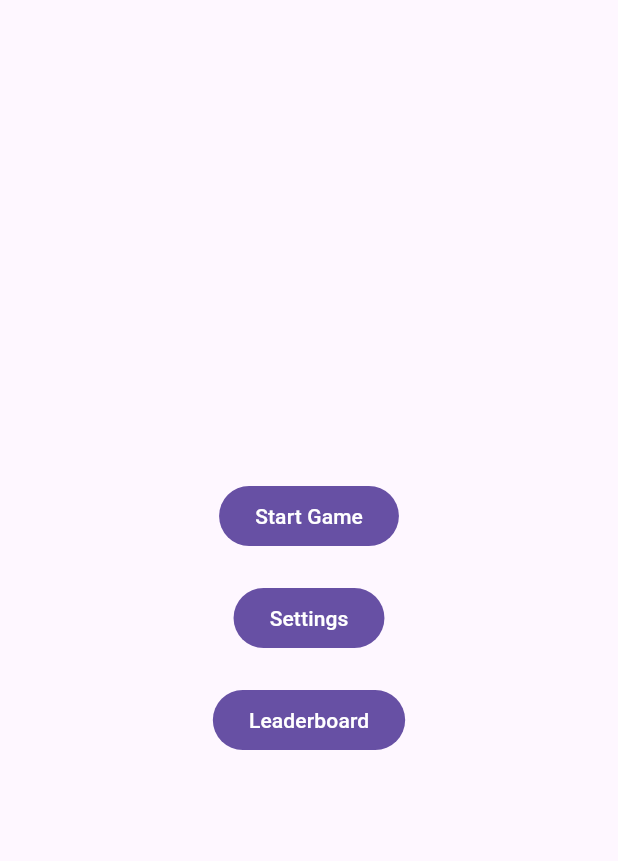
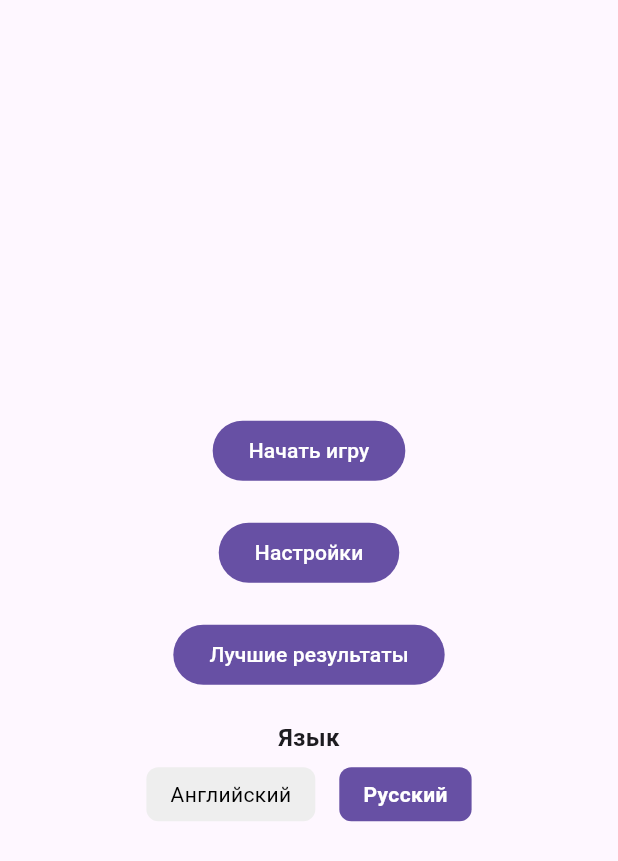
Before and after one commit to NikitaFilippovAleks/tetris_flutter, a Flutter app: the screen it shows after launch, on a phone screen of 412 x 824 dp. Shown: the top 861 px of the screen. Run offline on Flutter 3.47's test engine with Material 3 defaults, Android fonts, the phone set to English and light mode, and no system bars; our stand-ins replace drift, drift_flutter, shared_preferences; accounts and stored records are empty; generated files the repository leaves out were written again.

Commit message:
Локализация

````diff
--- /dev/null
+++ b/devtools_options.yaml
@@ -0,0 +1,3 @@
+description: This file stores settings for Dart & Flutter DevTools.
+documentation: https://docs.flutter.dev/tools/devtools/extensions#configure-extension-enablement-states
+extensions:
--- /dev/null
+++ b/l10n.yaml
@@ -0,0 +1,6 @@
+arb-dir: lib/l10n
+template-arb-file: app_en.arb
+output-dir: lib/l10n/gen
+output-localization-file: app_localizations.dart
+nullable-getter: false
+synthetic-package: false
--- a/lib/app/di/depends.dart
+++ b/lib/app/di/depends.dart
@@ -1,6 +1,7 @@
 import 'package:tetris_flutter/app/db/database.dart';
 import 'package:tetris_flutter/app/http/base_http_client.dart';
 import 'package:tetris_flutter/app/http/i_http_client.dart';
+import 'package:tetris_flutter/app/storage/storage_service.dart';
 import 'package:tetris_flutter/features/leaderboard/data/local/leaderboard_local_repo.dart';
 import 'package:tetris_flutter/features/user/data/local/user_local_repo.dart';
 
@@ -33,6 +34,8 @@
     _httpClient = BaseHttpClient();
     // Инициализируем сервис для работы с локальным хранилищем
     db = AppDatabase();
+    storageService = StorageService();
+    await storageService.init();
 
     // Инициализируем репозиторий таблицы лидеров
     leaderRepository = LeaderboardRepository(
@@ -54,6 +57,7 @@
   }
 
   late final AppDatabase db;
+  late final StorageService storageService;
 
   /// Интерфейс HTTP клиента
   late final IHttpClient _httpClient;
--- a/lib/features/main_menu/main_menu_screen.dart
+++ b/lib/features/main_menu/main_menu_screen.dart
@@ -1,11 +1,15 @@
 import 'package:flutter/material.dart';
 import 'package:tetris_flutter/app/game_router.dart';
+import 'package:tetris_flutter/l10n/gen/app_localizations.dart';
+import 'package:tetris_flutter/main.dart';
 
 class MainMenuScreen extends StatelessWidget {
   const MainMenuScreen({super.key});
 
   @override
   Widget build(BuildContext context) {
+    final l10n = AppLocalizations.of(context);
+
     return Scaffold(
       body: Center(
         child: Column(
@@ -16,23 +20,108 @@
               onPressed: () {
                 Navigator.pushNamed(context, GameRouter.userRoute);
               },
-              child: const Text('Start Game'),
+              child: Text(l10n.startGame),
             ),
             FilledButton(
               onPressed: () {
                 Navigator.pushNamed(context, GameRouter.settingsRoute);
               },
-              child: const Text('Settings'),
+              child: Text(l10n.settings),
             ),
             FilledButton(
               onPressed: () {
                 Navigator.pushNamed(context, GameRouter.leaderboardRoute);
               },
-              child: const Text('Leaderboard'),
+              child: Text(l10n.bestResults),
             ),
+            _buildLanguageSwitcher(context),
           ],
         ),
       ),
     );
   }
+
+  Widget _buildLanguageSwitcher(BuildContext context) {
+    final l10n = AppLocalizations.of(context);
+    final currentLocale = Localizations.localeOf(context).languageCode;
+
+    return Column(
+      children: [
+        Text(
+          l10n.language,
+          style: const TextStyle(
+            fontWeight: FontWeight.bold,
+            fontSize: 16,
+          ),
+        ),
+        const SizedBox(height: 8),
+        Row(
+          mainAxisSize: MainAxisSize.min,
+          children: [
+            // Английский язык
+            _buildLanguageOption(
+              context: context,
+              languageCode: 'en',
+              languageName: l10n.english,
+              isSelected: currentLocale == 'en',
+            ),
+            const SizedBox(width: 16),
+            // Русский язык
+            _buildLanguageOption(
+              context: context,
+              languageCode: 'ru',
+              languageName: l10n.russian,
+              isSelected: currentLocale == 'ru',
+            ),
+          ],
+        ),
+      ],
+    );
+  }
+
+  /// Метод принимает на вход строковый код языка,
+  /// его имя и признак того,является ли язык выбранным.
+  /// Если язык выбран, то он будет отображаться жирным шрифтом,
+  /// а если нет - обычным
+  ///
+  /// При нажатии на кнопку с языком будет вызван метод
+  /// [MyAppState.setLocale] для изменения языка
+  Widget _buildLanguageOption({
+    required BuildContext context,
+    required String languageCode,
+    required String languageName,
+    required bool isSelected,
+  }) {
+    return GestureDetector(
+      onTap: () {
+        // Ищем ближайший к текущему контексту экземпляр класса
+        // [MyAppState] и вызываем у него метод [setLocale],
+        // чтобы изменить язык.
+        final state = context.findAncestorStateOfType<MyAppState>();
+        if (state != null) {
+          state.setLocale(Locale(languageCode));
+        }
+      },
+      child: Container(
+        padding: const EdgeInsets.symmetric(horizontal: 16, vertical: 8),
+        decoration: BoxDecoration(
+          // Если язык выбран, то фон будет основным цветом,
+          // если нет, то серым.
+          color: isSelected
+              ? Theme.of(
+                  context,
+                ).primaryColor
+              : Colors.grey[200],
+          borderRadius: BorderRadius.circular(8),
+        ),
+        child: Text(
+          languageName,
+          style: TextStyle(
+            color: isSelected ? Colors.white : Colors.black,
+            fontWeight: isSelected ? FontWeight.bold : FontWeight.normal,
+          ),
+        ),
+      ),
+    );
+  }
 }
--- /dev/null
+++ b/lib/l10n/app_ru.arb
@@ -0,0 +1,9 @@
+{
+  "@@locale": "ru",
+  "startGame": "Начать игру",
+  "bestResults": "Лучшие результаты",
+  "settings": "Настройки",
+  "language": "Язык",
+  "english": "Английский",
+  "russian": "Русский"
+}
--- /dev/null
+++ b/lib/l10n/gen/app_localizations.dart
@@ -0,0 +1,169 @@
+import 'dart:async';
+
+import 'package:flutter/foundation.dart';
+import 'package:flutter/widgets.dart';
+import 'package:flutter_localizations/flutter_localizations.dart';
+import 'package:intl/intl.dart' as intl;
+
+import 'app_localizations_en.dart';
+import 'app_localizations_ru.dart';
+
+// ignore_for_file: type=lint
+
+/// Callers can lookup localized strings with an instance of AppLocalizations
+/// returned by `AppLocalizations.of(context)`.
+///
+/// Applications need to include `AppLocalizations.delegate()` in their app's
+/// `localizationDelegates` list, and the locales they support in the app's
+/// `supportedLocales` list. For example:
+///
+/// ```dart
+/// import 'gen/app_localizations.dart';
+///
+/// return MaterialApp(
+///   localizationsDelegates: AppLocalizations.localizationsDelegates,
+///   supportedLocales: AppLocalizations.supportedLocales,
+///   home: MyApplicationHome(),
+/// );
+/// ```
+///
+/// ## Update pubspec.yaml
+///
+/// Please make sure to update your pubspec.yaml to include the following
+/// packages:
+///
+/// ```yaml
+/// dependencies:
+///   # Internationalization support.
+///   flutter_localizations:
+///     sdk: flutter
+///   intl: any # Use the pinned version from flutter_localizations
+///
+///   # Rest of dependencies
+/// ```
+///
+/// ## iOS Applications
+///
+/// iOS applications define key application metadata, including supported
+/// locales, in an Info.plist file that is built into the application bundle.
+/// To configure the locales supported by your app, you’ll need to edit this
+/// file.
+///
+/// First, open your project’s ios/Runner.xcworkspace Xcode workspace file.
+/// Then, in the Project Navigator, open the Info.plist file under the Runner
+/// project’s Runner folder.
+///
+/// Next, select the Information Property List item, select Add Item from the
+/// Editor menu, then select Localizations from the pop-up menu.
+///
+/// Select and expand the newly-created Localizations item then, for each
+/// locale your application supports, add a new item and select the locale
+/// you wish to add from the pop-up menu in the Value field. This list should
+/// be consistent with the languages listed in the AppLocalizations.supportedLocales
+/// property.
+abstract class AppLocalizations {
+  AppLocalizations(String locale)
+      : localeName = intl.Intl.canonicalizedLocale(locale.toString());
+
+  final String localeName;
+
+  static AppLocalizations of(BuildContext context) {
+    return Localizations.of<AppLocalizations>(context, AppLocalizations)!;
+  }
+
+  static const LocalizationsDelegate<AppLocalizations> delegate =
+      _AppLocalizationsDelegate();
+
+  /// A list of this localizations delegate along with the default localizations
+  /// delegates.
+  ///
+  /// Returns a list of localizations delegates containing this delegate along with
+  /// GlobalMaterialLocalizations.delegate, GlobalCupertinoLocalizations.delegate,
+  /// and GlobalWidgetsLocalizations.delegate.
+  ///
+  /// Additional delegates can be added by appending to this list in
+  /// MaterialApp. This list does not have to be used at all if a custom list
+  /// of delegates is preferred or required.
+  static const List<LocalizationsDelegate<dynamic>> localizationsDelegates =
+      <LocalizationsDelegate<dynamic>>[
+    delegate,
+    GlobalMaterialLocalizations.delegate,
+    GlobalCupertinoLocalizations.delegate,
+    GlobalWidgetsLocalizations.delegate,
+  ];
+
+  /// A list of this localizations delegate's supported locales.
+  static const List<Locale> supportedLocales = <Locale>[
+    Locale('en'),
+    Locale('ru')
+  ];
+
+  /// Label for the start game button
+  ///
+  /// In en, this message translates to:
+  /// **'Start Game'**
+  String get startGame;
+
+  /// Label for the best results button
+  ///
+  /// In en, this message translates to:
+  /// **'Best Results'**
+  String get bestResults;
+
+  /// Label for the settings button
+  ///
+  /// In en, this message translates to:
+  /// **'Settings'**
+  String get settings;
+
+  /// Label for language selection
+  ///
+  /// In en, this message translates to:
+  /// **'Language'**
+  String get language;
+
+  /// Name of English language
+  ///
+  /// In en, this message translates to:
+  /// **'English'**
+  String get english;
+
+  /// Name of Russian language
+  ///
+  /// In en, this message translates to:
+  /// **'Russian'**
+  String get russian;
+}
+
+class _AppLocalizationsDelegate
+    extends LocalizationsDelegate<AppLocalizations> {
+  const _AppLocalizationsDelegate();
+
+  @override
+  Future<AppLocalizations> load(Locale locale) {
+    return SynchronousFuture<AppLocalizations>(lookupAppLocalizations(locale));
+  }
+
+  @override
+  bool isSupported(Locale locale) =>
+      <String>['en', 'ru'].contains(locale.languageCode);
+
+  @override
+  bool shouldReload(_AppLocalizationsDelegate old) => false;
+}
+
+AppLocalizations lookupAppLocalizations(Locale locale) {
+  // Lookup logic when only language code is specified.
+  switch (locale.languageCode) {
+    case 'en':
+      return AppLocalizationsEn();
+    case 'ru':
+      return AppLocalizationsRu();
+  }
+
+  throw FlutterError(
+      'AppLocalizations.delegate failed to load unsupported locale "$locale". This is likely '
+      'an issue with the localizations generation tool. Please file an issue '
+      'on GitHub with a reproducible sample app and the gen-l10n configuration '
+      'that was used.');
+}
--- /dev/null
+++ b/lib/l10n/gen/app_localizations_ru.dart
@@ -0,0 +1,28 @@
+// ignore: unused_import
+import 'package:intl/intl.dart' as intl;
+import 'app_localizations.dart';
+
+// ignore_for_file: type=lint
+
+/// The translations for Russian (`ru`).
+class AppLocalizationsRu extends AppLocalizations {
+  AppLocalizationsRu([String locale = 'ru']) : super(locale);
+
+  @override
+  String get startGame => 'Начать игру';
+
+  @override
+  String get bestResults => 'Лучшие результаты';
+
+  @override
+  String get settings => 'Настройки';
+
+  @override
+  String get language => 'Язык';
+
+  @override
+  String get english => 'Английский';
+
+  @override
+  String get russian => 'Русский';
+}
--- a/lib/main.dart
+++ b/lib/main.dart
@@ -3,6 +3,7 @@
 import 'package:tetris_flutter/app/di/di_container.dart';
 import 'package:tetris_flutter/app/game_router.dart';
 import 'package:tetris_flutter/features/leaderboard/presentation/leaderboard_screen.dart';
+import 'package:tetris_flutter/l10n/gen/app_localizations.dart';
 import 'package:tetris_flutter/models/settings_model.dart';
 import 'package:tetris_flutter/features/game/game_over_screen.dart';
 import 'package:tetris_flutter/features/game/game_screen.dart';
@@ -65,19 +66,55 @@
   }
 }
 
-class MyApp extends StatelessWidget {
+class MyApp extends StatefulWidget {
   const MyApp({super.key, required this.depends});
 
   final Depends depends;
 
   @override
+  State<MyApp> createState() => MyAppState();
+}
+
+class MyAppState extends State<MyApp> {
+  Locale _locale = const Locale('ru');
+
+  @override
+  void initState() {
+    super.initState();
+    _loadLocale();
+  }
+
+  Future<void> _loadLocale() async {
+    final storage = widget.depends.storageService;
+    final localeCode = storage.getString('locale') ?? 'ru';
+    setState(() {
+      _locale = Locale(localeCode);
+    });
+  }
+
+  void setLocale(Locale locale) {
+    setState(() {
+      _locale = locale;
+    });
+    _saveLocale(locale.languageCode);
+  }
+
+  Future<void> _saveLocale(String localeCode) async {
+    final storage = widget.depends.storageService;
+    await storage.setString('locale', localeCode);
+  }
+
+  @override
   Widget build(BuildContext context) {
     return DiContainer(
-      depends: depends,
+      depends: widget.depends,
       child: SettingsProvider(
         notifier: SettingsModel(),
         child: MaterialApp(
             debugShowCheckedModeBanner: false,
+            locale: _locale,
+            localizationsDelegates: AppLocalizations.localizationsDelegates,
+            supportedLocales: AppLocalizations.supportedLocales,
             initialRoute: GameRouter.initialRoute,
             routes: GameRouter.appRoutes,
         ),
--- a/pubspec.yaml
+++ b/pubspec.yaml
@@ -11,7 +11,10 @@
   drift_flutter: ^0.2.5
   flutter:
     sdk: flutter
+  flutter_localizations:
+    sdk: flutter
   http: ^1.4.0
+  intl: ^0.20.2
   path_provider: ^2.1.5
   shared_preferences: ^2.5.3
 
@@ -27,3 +30,4 @@
 
 flutter:
   uses-material-design: true
+  generate: true
````
Also changed, not shown: lib/l10n/app_en.arb (added, +27 -0 lines), lib/l10n/gen/app_localizations_en.dart (added, +28 -0 lines), pubspec.lock.
